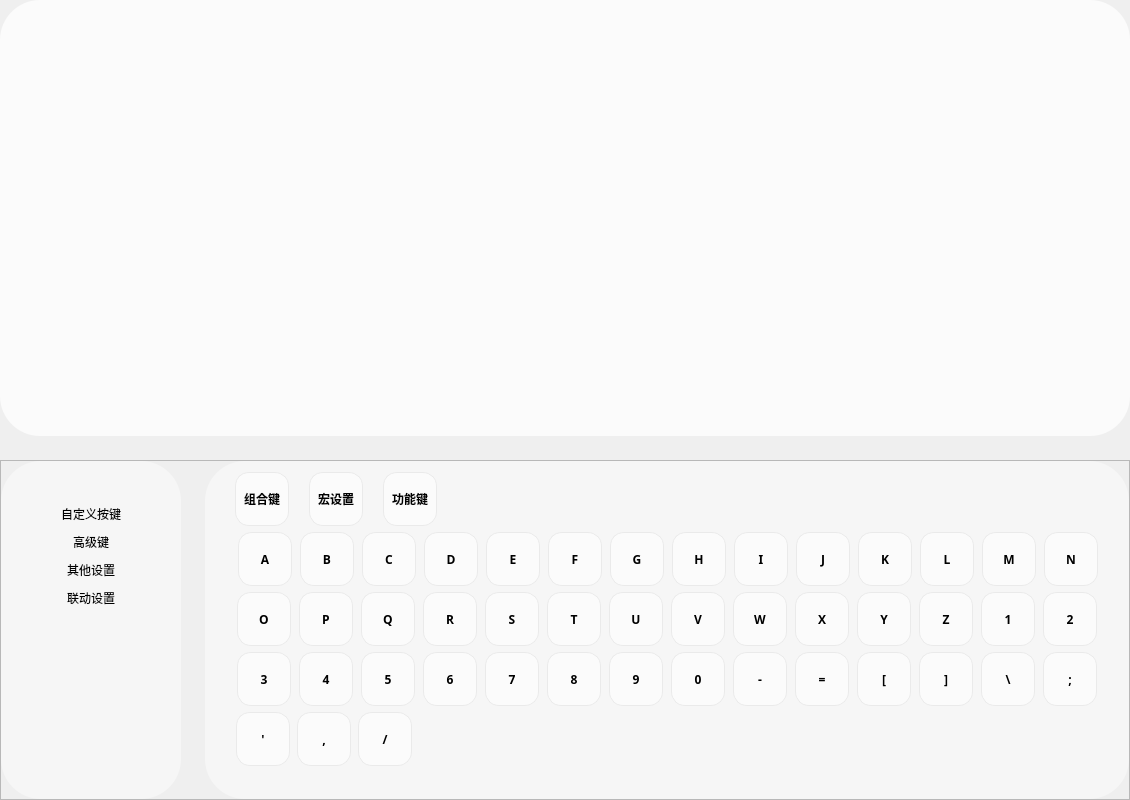
Old version of the form FrameKeySetting.ui in the repository wlffeng2008/AKKOStdio.
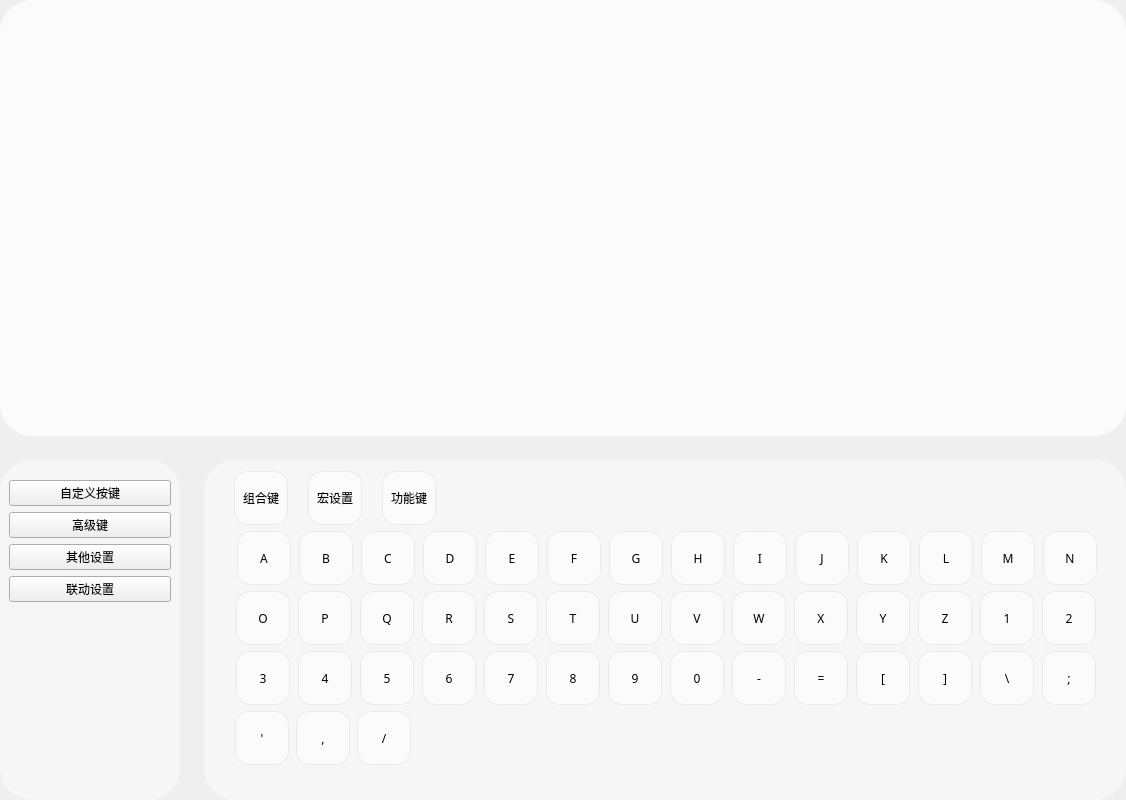
New version of the form. Custom widgets are drawn as their Qt base class.

Patch:
```diff
--- a/FrameKeySetting.ui
+++ b/FrameKeySetting.ui
@@ -6,13 +6,16 @@
    <rect>
     <x>0</x>
     <y>0</y>
-    <width>1130</width>
+    <width>1126</width>
     <height>800</height>
    </rect>
   </property>
   <property name="windowTitle">
    <string>Frame</string>
   </property>
+  <property name="lineWidth">
+   <number>0</number>
+  </property>
   <layout class="QVBoxLayout" name="verticalLayout" stretch="1,0">
    <property name="spacing">
     <number>24</number>
@@ -32,13 +35,16 @@
    <item>
     <widget class="ModuleKeyboard" name="frameT">
      <property name="styleSheet">
-      <string notr="true">QFrame#frameT{background-color: #FBFBFB;border-radius:40px;}</string>
+      <string notr="true">QFrame#frameT{background-color: #FBFBFB;border-radius:32px;}</string>
      </property>
      <property name="frameShape">
-      <enum>QFrame::Shape::StyledPanel</enum>
+      <enum>QFrame::Shape::NoFrame</enum>
      </property>
      <property name="frameShadow">
-      <enum>QFrame::Shadow::Raised</enum>
+      <enum>QFrame::Shadow::Plain</enum>
+     </property>
+     <property name="lineWidth">
+      <number>0</number>
      </property>
     </widget>
    </item>
@@ -57,10 +63,13 @@
       </size>
      </property>
      <property name="frameShape">
-      <enum>QFrame::Shape::StyledPanel</enum>
+      <enum>QFrame::Shape::NoFrame</enum>
      </property>
      <property name="frameShadow">
-      <enum>QFrame::Shadow::Raised</enum>
+      <enum>QFrame::Shadow::Plain</enum>
+     </property>
+     <property name="lineWidth">
+      <number>0</number>
      </property>
      <layout class="QHBoxLayout" name="horizontalLayout">
       <property name="spacing">
@@ -93,18 +102,21 @@
          </size>
         </property>
         <property name="styleSheet">
-         <string notr="true">background-color: #F6F6F6;border-radius:40px;padding:2px;
+         <string notr="true">QFrame{background-color: #F6F6F6;border-radius:32px;}
 </string>
         </property>
         <property name="frameShape">
-         <enum>QFrame::Shape::StyledPanel</enum>
+         <enum>QFrame::Shape::NoFrame</enum>
         </property>
         <property name="frameShadow">
-         <enum>QFrame::Shadow::Raised</enum>
+         <enum>QFrame::Shadow::Plain</enum>
+        </property>
+        <property name="lineWidth">
+         <number>0</number>
         </property>
         <layout class="QVBoxLayout" name="verticalLayout_2">
          <property name="topMargin">
-          <number>40</number>
+          <number>20</number>
          </property>
          <item>
           <widget class="QPushButton" name="pushButtonSet1">
@@ -152,8 +164,14 @@
       </item>
       <item>
        <widget class="QFrame" name="frameColor">
+        <property name="font">
+         <font>
+          <family>MiSans</family>
+          <bold>false</bold>
+         </font>
+        </property>
         <property name="styleSheet">
-         <string notr="true">QFrame{background-color: #F6F6F6;border-radius:40px;}
+         <string notr="true">QFrame{background-color: #F6F6F6;border-radius:32px;}
 QPushButton {
             border: 1px solid #EAEAEA;
             border-radius: 14px;
@@ -166,7 +184,7 @@
                 max-width:48px;
                 max-height:48px;
                 font-size: 12px ;
-                font-weight: bold ;
+                font-weight: normal ;
                 font-family: MiSans;
  }
 
@@ -177,10 +195,10 @@
             QPushButton:disabled { background-color: #EAEAEA; color: #8C8C8C; }</string>
         </property>
         <property name="frameShape">
-         <enum>QFrame::Shape::StyledPanel</enum>
+         <enum>QFrame::Shape::NoFrame</enum>
         </property>
         <property name="frameShadow">
-         <enum>QFrame::Shadow::Raised</enum>
+         <enum>QFrame::Shadow::Plain</enum>
         </property>
         <widget class="QWidget" name="layoutWidget">
          <property name="geometry">
@@ -197,6 +215,13 @@
           </property>
           <item>
            <widget class="QPushButton" name="pushButtonF1">
+            <property name="font">
+             <font>
+              <family>MiSans</family>
+              <pointsize>-1</pointsize>
+              <bold>false</bold>
+             </font>
+            </property>
             <property name="text">
              <string>组合键</string>
             </property>
@@ -204,6 +229,13 @@
           </item>
           <item>
            <widget class="QPushButton" name="pushButtonF2">
+            <property name="font">
+             <font>
+              <family>MiSans</family>
+              <pointsize>-1</pointsize>
+              <bold>false</bold>
+             </font>
+            </property>
             <property name="text">
              <string>宏设置</string>
             </property>
@@ -425,7 +457,7 @@
           </item>
          </layout>
         </widget>
-        <widget class="QWidget" name="">
+        <widget class="QWidget" name="layoutWidget">
          <property name="geometry">
           <rect>
            <x>30</x>
@@ -440,6 +472,18 @@
           </property>
           <item>
            <widget class="QPushButton" name="pushButton_01">
+            <property name="minimumSize">
+             <size>
+              <width>54</width>
+              <height>54</height>
+             </size>
+            </property>
+            <property name="maximumSize">
+             <size>
+              <width>54</width>
+              <height>54</height>
+             </size>
+            </property>
             <property name="text">
              <string>A</string>
             </property>
@@ -450,6 +494,18 @@
           </item>
           <item>
            <widget class="QPushButton" name="pushButton_02">
+            <property name="minimumSize">
+             <size>
+              <width>54</width>
+              <height>54</height>
+             </size>
+            </property>
+            <property name="maximumSize">
+             <size>
+              <width>54</width>
+              <height>54</height>
+             </size>
+            </property>
             <property name="text">
              <string>B</string>
             </property>
@@ -460,6 +516,18 @@
           </item>
           <item>
            <widget class="QPushButton" name="pushButton_03">
+            <property name="minimumSize">
+             <size>
+              <width>54</width>
+              <height>54</height>
+             </size>
+            </property>
+            <property name="maximumSize">
+             <size>
+              <width>54</width>
+              <height>54</height>
+             </size>
+            </property>
             <property name="text">
              <string>C</string>
             </property>
@@ -470,6 +538,18 @@
           </item>
           <item>
            <widget class="QPushButton" name="pushButton_04">
+            <property name="minimumSize">
+             <size>
+              <width>54</width>
+              <height>54</height>
+             </size>
+            </property>
+            <property name="maximumSize">
+             <size>
+              <width>54</width>
+              <height>54</height>
+             </size>
+            </property>
             <property name="text">
              <string>D</string>
             </property>
@@ -480,6 +560,18 @@
           </item>
           <item>
            <widget class="QPushButton" name="pushButton_05">
+            <property name="minimumSize">
+             <size>
+              <width>54</width>
+              <height>54</height>
+             </size>
+            </property>
+            <property name="maximumSize">
+             <size>
+              <width>54</width>
+              <height>54</height>
+             </size>
+            </property>
             <property name="text">
              <string>E</string>
             </property>
@@ -490,6 +582,18 @@
           </item>
           <item>
            <widget class="QPushButton" name="pushButton_06">
+            <property name="minimumSize">
+             <size>
+              <width>54</width>
+              <height>54</height>
+             </size>
+            </property>
+            <property name="maximumSize">
+             <size>
+              <width>54</width>
+              <height>54</height>
+             </size>
+            </property>
             <property name="text">
              <string>F</string>
             </property>
@@ -500,6 +604,18 @@
           </item>
           <item>
            <widget class="QPushButton" name="pushButton_07">
+            <property name="minimumSize">
+             <size>
+              <width>54</width>
+              <height>54</height>
+             </size>
+            </property>
+            <property name="maximumSize">
+             <size>
+              <width>54</width>
+              <height>54</height>
+             </size>
+            </property>
             <property name="text">
              <string>G</string>
             </property>
@@ -510,6 +626,18 @@
           </item>
           <item>
            <widget class="QPushButton" name="pushButton_08">
+            <property name="minimumSize">
+             <size>
+              <width>54</width>
+              <height>54</height>
+             </size>
+            </property>
+            <property name="maximumSize">
+             <size>
+              <width>54</width>
+              <height>54</height>
+             </size>
+            </property>
             <property name="text">
              <string>H</string>
             </property>
@@ -520,6 +648,18 @@
           </item>
           <item>
            <widget class="QPushButton" name="pushButton_09">
+            <property name="minimumSize">
+             <size>
+              <width>54</width>
+              <height>54</height>
+             </size>
+            </property>
+            <property name="maximumSize">
+             <size>
+              <width>54</width>
+              <height>54</height>
+             </size>
+            </property>
             <property name="text">
              <string>I</string>
             </property>
@@ -530,6 +670,18 @@
           </item>
           <item>
            <widget class="QPushButton" name="pushButton_10">
+            <property name="minimumSize">
+             <size>
+              <width>54</width>
+              <height>54</height>
+             </size>
+            </property>
+            <property name="maximumSize">
+             <size>
+              <width>54</width>
+              <height>54</height>
+             </size>
+            </property>
             <property name="text">
              <string>J</string>
             </property>
@@ -540,6 +692,18 @@
           </item>
           <item>
            <widget class="QPushButton" name="pushButton_11">
+            <property name="minimumSize">
+             <size>
+              <width>54</width>
+              <height>54</height>
+             </size>
+            </property>
+            <property name="maximumSize">
+             <size>
+              <width>54</width>
+              <height>54</height>
+             </size>
+            </property>
             <property name="text">
              <string>K</string>
             </property>
@@ -550,6 +714,18 @@
           </item>
           <item>
            <widget class="QPushButton" name="pushButton_12">
+            <property name="minimumSize">
+             <size>
+              <width>54</width>
+              <height>54</height>
+             </size>
+            </property>
+            <property name="maximumSize">
+             <size>
+              <width>54</width>
+              <height>54</height>
+             </size>
+            </property>
             <property name="text">
              <string>L</string>
             </property>
@@ -560,6 +736,18 @@
           </item>
           <item>
            <widget class="QPushButton" name="pushButton_13">
+            <property name="minimumSize">
+             <size>
+              <width>54</width>
+              <height>54</height>
+             </size>
+            </property>
+            <property name="maximumSize">
+             <size>
+              <width>54</width>
+              <height>54</height>
+             </size>
+            </property>
             <property name="text">
              <string>M</string>
             </property>
@@ -570,6 +758,18 @@
           </item>
           <item>
            <widget class="QPushButton" name="pushButton_14">
+            <property name="minimumSize">
+             <size>
+              <width>54</width>
+              <height>54</height>
+             </size>
+            </property>
+            <property name="maximumSize">
+             <size>
+              <width>54</width>
+              <height>54</height>
+             </size>
+            </property>
             <property name="text">
              <string>N</string>
             </property>
@@ -580,7 +780,7 @@
           </item>
          </layout>
         </widget>
-        <widget class="QWidget" name="">
+        <widget class="QWidget" name="layoutWidget">
          <property name="geometry">
           <rect>
            <x>30</x>
```
